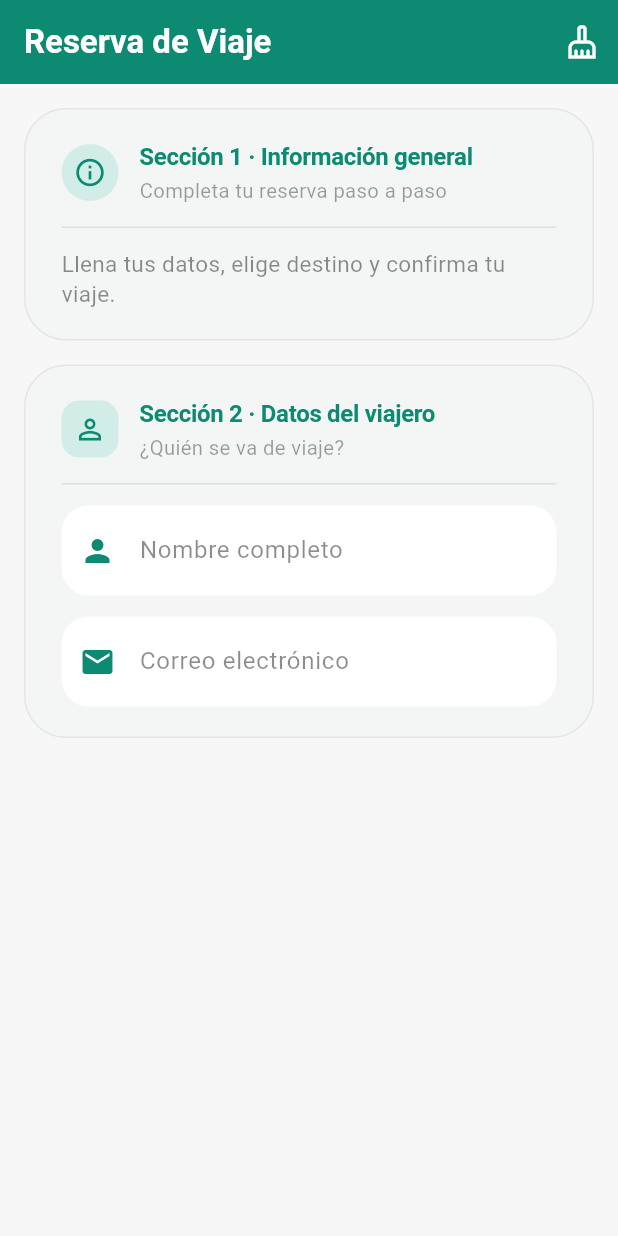
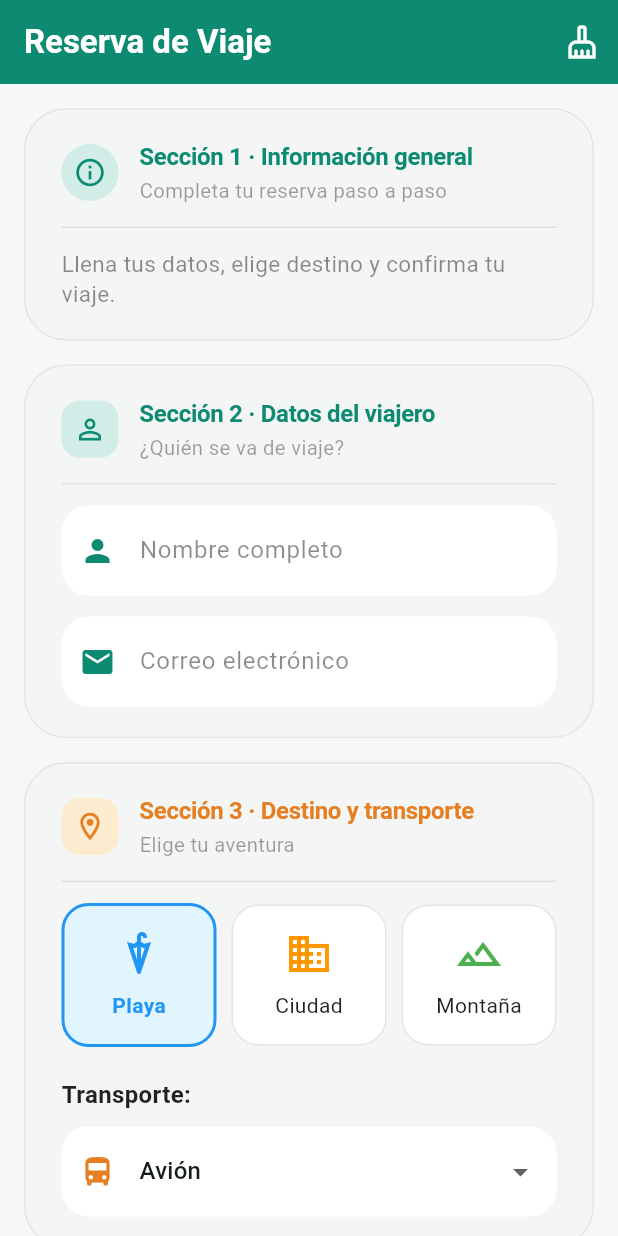
Before and after one commit to InfanteChan/Fundamentos-de-Desarrollo-Movil, a Flutter app: the screen it shows after launch, on a phone screen of 412 x 824 dp. Run offline on Flutter 3.47's test engine with Material 3 defaults, Android fonts, the phone set to English and light mode, and no system bars.

Commit message:
Sección 3 - Destino y transporte
• Fila de 3 tarjetas seleccionables (InkWell + Container):
• Playa (beach_access, azul), Ciudad (location_city, naranja), Montaña (landscape,
verde). Al tocar se selecciona y muestra SnackBar.
• DropdownButtonFormField con valor inicial "Avion" y opciones:
• Avion, Autobus, Tren, Barco.
• Al cambiar muestra SnackBar.

```diff
--- a/Parcial 1/examen_practico_1/lib/main.dart
+++ b/Parcial 1/examen_practico_1/lib/main.dart
@@ -13,15 +13,22 @@ class MyApp extends StatelessWidget {
       title: 'Flutter Demo',
       debugShowCheckedModeBanner: false,
       theme: ThemeData(
-        colorScheme: ColorScheme.fromSeed(seedColor: const Color(0xFF00897B)),
+        colorScheme: ColorScheme.fromSeed(
+          seedColor: const Color(0xFF00897B),
         ),
-      home: const MyHomePage(title: 'Reserva de Viaje'),
+      ),
+      home: const MyHomePage(
+        title: 'Reserva de Viaje',
+      ),
     );
   }
 }
 
 class MyHomePage extends StatefulWidget {
-  const MyHomePage({super.key, required this.title});
+  const MyHomePage({
+    super.key,
+    required this.title,
+  });
 
   final String title;
 
@@ -30,8 +37,28 @@ class MyHomePage extends StatefulWidget {
 }
 
 class _MyHomePageState extends State<MyHomePage> {
-  final TextEditingController _nombreController = TextEditingController();
-  final TextEditingController _correoController = TextEditingController();
+  static const Color mainGreen = Color(0xFF0D8A72);
+  static const Color sectionOrange = Color(0xFFE67E22);
+
+  static const Color backgroundColor = Color(0xFFF7F7F7);
+  static const Color cardColor = Color(0xFFF4F6F5);
+  static const Color cardBorderColor = Color(0xFFE2E6E4);
+
+  final TextEditingController _nombreController =
+      TextEditingController();
+
+  final TextEditingController _correoController =
+      TextEditingController();
+
+  String _destinoSeleccionado = 'Playa';
+  String _transporteSeleccionado = 'Avión';
+
+  final List<String> _opcionesTransporte = [
+    'Avión',
+    'Autobús',
+    'Tren',
+    'Barco',
+  ];
 
   @override
   void dispose() {
@@ -44,96 +71,79 @@ class _MyHomePageState extends State<MyHomePage> {
     setState(() {
       _nombreController.clear();
       _correoController.clear();
+      _destinoSeleccionado = 'Playa';
+      _transporteSeleccionado = 'Avión';
     });
+  }
+
+  void _mostrarSnackBar(String mensaje) {
+    ScaffoldMessenger.of(context).clearSnackBars();
+
+    ScaffoldMessenger.of(context).showSnackBar(
+      SnackBar(
+        content: Text(
+          mensaje,
+          textDirection: TextDirection.ltr,
+        ),
+        duration: const Duration(seconds: 2),
+        behavior: SnackBarBehavior.floating,
+      ),
+    );
   }
 
   @override
   Widget build(BuildContext context) {
-    const mainGreen = Color(0xFF0D8A72);
-
     return Scaffold(
-      backgroundColor: const Color(0xFFF7F7F7),
+      backgroundColor: backgroundColor,
       appBar: AppBar(
         backgroundColor: mainGreen,
         foregroundColor: Colors.white,
         title: Text(
           widget.title,
-          style: const TextStyle(fontWeight: FontWeight.bold),
+          style: const TextStyle(
+            fontWeight: FontWeight.bold,
+          ),
         ),
         actions: [
           IconButton(
-            icon: const Icon(Icons.cleaning_services_outlined),
+            icon: const Icon(
+              Icons.cleaning_services_outlined,
+            ),
             tooltip: 'Limpiar campos',
             onPressed: _resetForm,
           ),
         ],
       ),
       body: SingleChildScrollView(
-        padding: const EdgeInsets.all(16.0),
+        padding: const EdgeInsets.all(16),
         child: Column(
           crossAxisAlignment: CrossAxisAlignment.start,
           children: [
-            Container(
-              decoration: BoxDecoration(
-                color: const Color(0xFFF4F6F5),
-                borderRadius: BorderRadius.circular(28.0),
-                border: Border.all(color: const Color(0xFFE2E6E4), width: 1),
+            _buildInformacionGeneral(),
+            const SizedBox(height: 16),
+            _buildDatosViajero(),
+            const SizedBox(height: 16),
+            _buildDestinoYTransporte(),
+          ],
         ),
-              child: Padding(
-                padding: const EdgeInsets.symmetric(horizontal: 24.0, vertical: 20.0),
+      ),
+    );
+  }
+
+  Widget _buildInformacionGeneral() {
+    return _buildSectionContainer(
       child: Column(
         crossAxisAlignment: CrossAxisAlignment.start,
         children: [
-                    Row(
-                      crossAxisAlignment: CrossAxisAlignment.center,
-                      children: [
-                        Container(
-                          padding: const EdgeInsets.all(8.0),
-                          decoration: const BoxDecoration(
-                            color: Color(0xFFD2EDE8),
-                            shape: BoxShape.circle,
+          _buildSectionHeader(
+            icon: Icons.info_outline,
+            title: 'Sección 1 · Información general',
+            subtitle: 'Completa tu reserva paso a paso',
+            color: mainGreen,
+            iconBackgroundColor: const Color(0xFFD2EDE8),
+            circularIcon: true,
           ),
-                          child: const Icon(
-                            Icons.info_outline,
-                            color: mainGreen,
-                            size: 22,
-                          ),
-                        ),
-                        const SizedBox(width: 14.0),
-                        const Expanded(
-                          child: Column(
-                            crossAxisAlignment: CrossAxisAlignment.start,
-                            children: [
-                              Text(
-                                'Sección 1 · Información general',
-                                style: TextStyle(
-                                  color: mainGreen,
-                                  fontSize: 16,
-                                  fontWeight: FontWeight.bold,
-                                  letterSpacing: -0.2,
-                                ),
-                              ),
-                              SizedBox(height: 2.0),
-                              Text(
-                                'Completa tu reserva paso a paso',
-                                style: TextStyle(
-                                  color: Colors.black38,
-                                  fontSize: 13.5,
-                                ),
-                              ),
-                            ],
-                          ),
-                        ),
-                      ],
-                    ),
-                    const Padding(
-                      padding: EdgeInsets.symmetric(vertical: 14.0),
-                      child: Divider(
-                        color: Color(0xFFE0E0E0),
-                        thickness: 1,
-                        height: 1,
-                      ),
-                    ),
+          _buildDivider(),
           const Text(
             'Llena tus datos, elige destino y confirma tu viaje.',
             style: TextStyle(
@@ -144,55 +154,202 @@ class _MyHomePageState extends State<MyHomePage> {
           ),
         ],
       ),
-              ),
-            ),
+    );
+  }
 
-            const SizedBox(height: 16.0),
-
-            Container(
-              decoration: BoxDecoration(
-                color: const Color(0xFFF4F6F5),
-                borderRadius: BorderRadius.circular(28.0),
-                border: Border.all(color: const Color(0xFFE2E6E4), width: 1),
-              ),
-              child: Padding(
-                padding: const EdgeInsets.symmetric(horizontal: 24.0, vertical: 20.0),
+  Widget _buildDatosViajero() {
+    return _buildSectionContainer(
       child: Column(
         crossAxisAlignment: CrossAxisAlignment.start,
         children: [
+          _buildSectionHeader(
+            icon: Icons.person_outline,
+            title: 'Sección 2 · Datos del viajero',
+            subtitle: '¿Quién se va de viaje?',
+            color: mainGreen,
+            iconBackgroundColor: const Color(0xFFD2EDE8),
+          ),
+          _buildDivider(),
+          TextFormField(
+            controller: _nombreController,
+            decoration: _buildInputDecoration(
+              hintText: 'Nombre completo',
+              icon: Icons.person,
+              color: mainGreen,
+            ),
+          ),
+          const SizedBox(height: 14),
+          TextFormField(
+            controller: _correoController,
+            keyboardType: TextInputType.emailAddress,
+            decoration: _buildInputDecoration(
+              hintText: 'Correo electrónico',
+              icon: Icons.email,
+              color: mainGreen,
+            ),
+          ),
+        ],
+      ),
+    );
+  }
+
+  Widget _buildDestinoYTransporte() {
+    return _buildSectionContainer(
+      child: Column(
+        crossAxisAlignment: CrossAxisAlignment.start,
+        children: [
+          _buildSectionHeader(
+            icon: Icons.location_on_outlined,
+            title: 'Sección 3 · Destino y transporte',
+            subtitle: 'Elige tu aventura',
+            color: sectionOrange,
+            iconBackgroundColor: const Color(0xFFFDEBD0),
+          ),
+          _buildDivider(),
           Row(
+            children: [
+              _buildDestinoCard(
+                'Playa',
+                Icons.umbrella_outlined,
+                Colors.blue,
+              ),
+              const SizedBox(width: 10),
+              _buildDestinoCard(
+                'Ciudad',
+                Icons.domain_outlined,
+                Colors.orange,
+              ),
+              const SizedBox(width: 10),
+              _buildDestinoCard(
+                'Montaña',
+                Icons.terrain_outlined,
+                Colors.green,
+              ),
+            ],
+          ),
+          const SizedBox(height: 20),
+          const Text(
+            'Transporte:',
+            style: TextStyle(
+              fontSize: 16,
+              fontWeight: FontWeight.bold,
+              color: Colors.black87,
+            ),
+          ),
+          const SizedBox(height: 10),
+          DropdownButtonFormField<String>(
+            initialValue: _transporteSeleccionado,
+            decoration: InputDecoration(
+              filled: true,
+              fillColor: Colors.white,
+              prefixIcon: const Icon(
+                Icons.directions_bus,
+                color: sectionOrange,
+              ),
+              contentPadding: const EdgeInsets.symmetric(
+                vertical: 18,
+                horizontal: 12,
+              ),
+              border: OutlineInputBorder(
+                borderRadius: BorderRadius.circular(18),
+                borderSide: BorderSide.none,
+              ),
+            ),
+            items: _opcionesTransporte.map(
+              (String value) {
+                return DropdownMenuItem<String>(
+                  value: value,
+                  child: Text(value),
+                );
+              },
+            ).toList(),
+            onChanged: (String? newValue) {
+              if (newValue == null) {
+                return;
+              }
+
+              setState(() {
+                _transporteSeleccionado = newValue;
+              });
+
+              _mostrarSnackBar(
+                'Transporte seleccionado: $newValue',
+              );
+            },
+          ),
+        ],
+      ),
+    );
+  }
+
+  Widget _buildSectionContainer({
+    required Widget child,
+  }) {
+    return Container(
+      decoration: BoxDecoration(
+        color: cardColor,
+        borderRadius: BorderRadius.circular(28),
+        border: Border.all(
+          color: cardBorderColor,
+          width: 1,
+        ),
+      ),
+      child: Padding(
+        padding: const EdgeInsets.symmetric(
+          horizontal: 24,
+          vertical: 20,
+        ),
+        child: child,
+      ),
+    );
+  }
+
+  Widget _buildSectionHeader({
+    required IconData icon,
+    required String title,
+    required String subtitle,
+    required Color color,
+    required Color iconBackgroundColor,
+    bool circularIcon = false,
+  }) {
+    return Row(
       crossAxisAlignment: CrossAxisAlignment.center,
       children: [
         Container(
-                          padding: const EdgeInsets.all(8.0),
+          padding: const EdgeInsets.all(8),
           decoration: BoxDecoration(
-                            color: const Color(0xFFD2EDE8),
-                            borderRadius: BorderRadius.circular(12.0),
+            color: iconBackgroundColor,
+            shape: circularIcon
+                ? BoxShape.circle
+                : BoxShape.rectangle,
+            borderRadius: circularIcon
+                ? null
+                : BorderRadius.circular(12),
           ),
-                          child: const Icon(
-                            Icons.person_outline,
-                            color: mainGreen,
+          child: Icon(
+            icon,
+            color: color,
             size: 22,
           ),
         ),
-                        const SizedBox(width: 14.0),
-                        const Expanded(
+        const SizedBox(width: 14),
+        Expanded(
           child: Column(
             crossAxisAlignment: CrossAxisAlignment.start,
             children: [
               Text(
-                                'Sección 2 · Datos del viajero',
+                title,
                 style: TextStyle(
-                                  color: mainGreen,
+                  color: color,
                   fontSize: 16,
                   fontWeight: FontWeight.bold,
                   letterSpacing: -0.2,
                 ),
               ),
-                              SizedBox(height: 2.0),
+              const SizedBox(height: 2),
               Text(
-                                '¿Quién se va de viaje?',
-                                style: TextStyle(
+                subtitle,
+                style: const TextStyle(
                   color: Colors.black38,
                   fontSize: 13.5,
                 ),
@@ -201,53 +358,109 @@ class _MyHomePageState extends State<MyHomePage> {
           ),
         ),
       ],
-                    ),
-                    const Padding(
-                      padding: EdgeInsets.symmetric(vertical: 14.0),
+    );
+  }
+
+  Widget _buildDivider() {
+    return const Padding(
+      padding: EdgeInsets.symmetric(vertical: 14),
       child: Divider(
         color: Color(0xFFE0E0E0),
         thickness: 1,
         height: 1,
       ),
+    );
+  }
+
+  InputDecoration _buildInputDecoration({
+    required String hintText,
+    required IconData icon,
+    required Color color,
+  }) {
+    return InputDecoration(
+      hintText: hintText,
+      hintStyle: const TextStyle(
+        color: Colors.black45,
+        fontSize: 16,
       ),
-                    TextFormField(
-                      controller: _nombreController,
-                      decoration: InputDecoration(
-                        hintText: 'Nombre completo',
-                        hintStyle: const TextStyle(color: Colors.black45, fontSize: 16),
       filled: true,
       fillColor: Colors.white,
-                        prefixIcon: const Icon(Icons.person, color: mainGreen),
-                        contentPadding: const EdgeInsets.symmetric(vertical: 18.0),
+      prefixIcon: Icon(
+        icon,
+        color: color,
+      ),
+      contentPadding: const EdgeInsets.symmetric(
+        vertical: 18,
+      ),
       border: OutlineInputBorder(
-                          borderRadius: BorderRadius.circular(18.0),
+        borderRadius: BorderRadius.circular(18),
         borderSide: BorderSide.none,
       ),
+    );
+  }
+
+  Widget _buildDestinoCard(
+    String tipo,
+    IconData icon,
+    Color color,
+  ) {
+    final bool isSelected =
+        _destinoSeleccionado == tipo;
+
+    return Expanded(
+      child: Container(
+        decoration: BoxDecoration(
+          color: isSelected
+              ? const Color(0xFFE1F5FE)
+              : Colors.white,
+          borderRadius: BorderRadius.circular(18),
+          border: Border.all(
+            color: isSelected
+                ? Colors.blue
+                : cardBorderColor,
+            width: isSelected ? 2 : 1,
           ),
         ),
-                    const SizedBox(height: 14.0),
-                    TextFormField(
-                      controller: _correoController,
-                      keyboardType: TextInputType.emailAddress,
-                      decoration: InputDecoration(
-                        hintText: 'Correo electrónico',
-                        hintStyle: const TextStyle(color: Colors.black45, fontSize: 16),
-                        filled: true,
-                        fillColor: Colors.white,
-                        prefixIcon: const Icon(Icons.email, color: mainGreen),
-                        contentPadding: const EdgeInsets.symmetric(vertical: 18.0),
-                        border: OutlineInputBorder(
-                          borderRadius: BorderRadius.circular(18.0),
-                          borderSide: BorderSide.none,
+        child: InkWell(
+          borderRadius: BorderRadius.circular(18),
+          onTap: () {
+            setState(() {
+              _destinoSeleccionado = tipo;
+            });
+
+            _mostrarSnackBar(
+              'Destino seleccionado: $tipo',
+            );
+          },
+          child: Padding(
+            padding: const EdgeInsets.symmetric(
+              vertical: 16,
             ),
+            child: Column(
+              children: [
+                Icon(
+                  icon,
+                  color: isSelected
+                      ? Colors.blue
+                      : color,
+                  size: 32,
+                ),
+                const SizedBox(height: 8),
+                Text(
+                  tipo,
+                  style: TextStyle(
+                    fontWeight: isSelected
+                        ? FontWeight.bold
+                        : FontWeight.normal,
+                    color: isSelected
+                        ? Colors.blue
+                        : Colors.black87,
                   ),
                 ),
               ],
             ),
           ),
         ),
-          ],
-        ),
       ),
     );
   }
```
Lines whose indentation alone changed are shown as unchanged.
